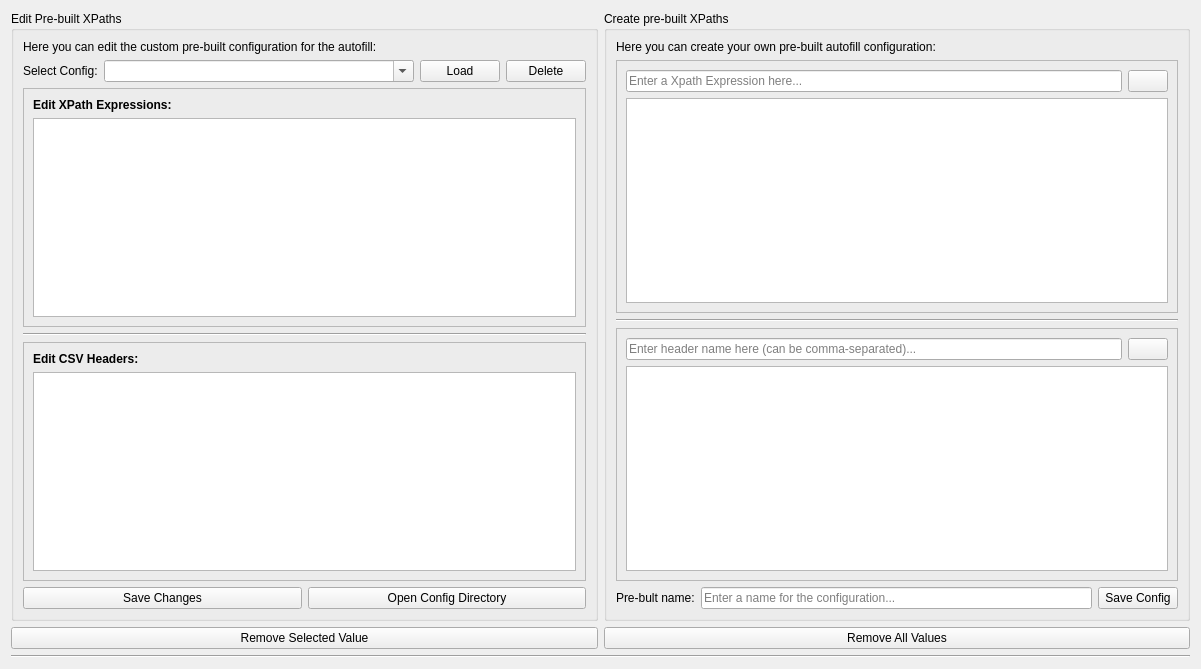
Qt form src/xmluvation/resources/ui/PreBuiltXPathsManager.ui (zaricj/XMLuvation) before a commit.
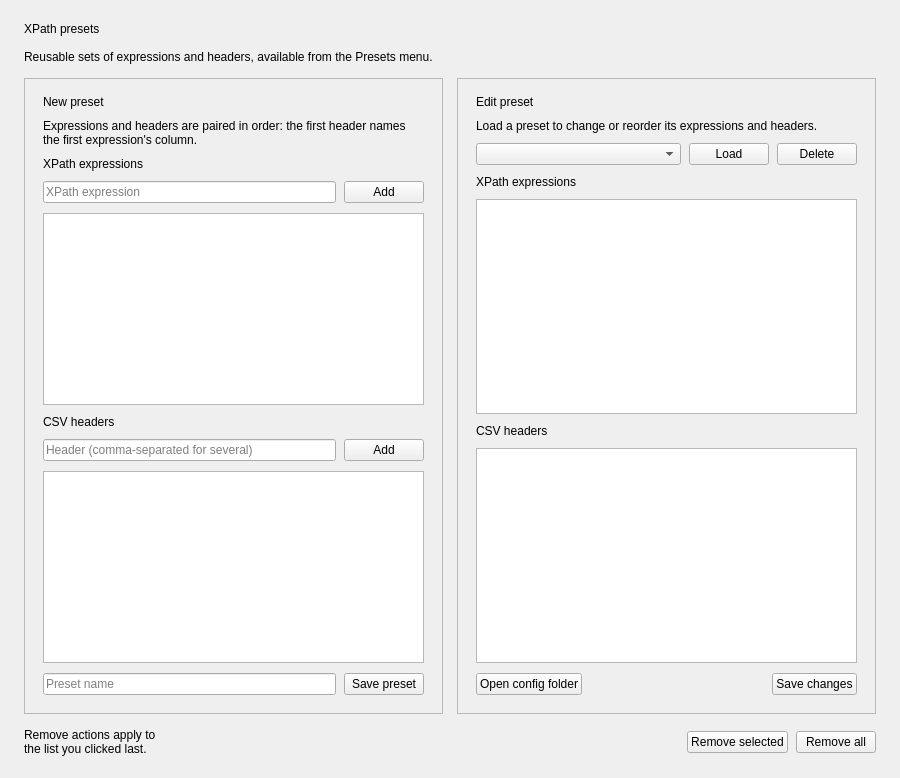
The same form after that commit. Icons and pictures are not drawn.

```diff
--- a/src/xmluvation/resources/ui/PreBuiltXPathsManager.ui
+++ b/src/xmluvation/resources/ui/PreBuiltXPathsManager.ui
@@ -2,17 +2,6 @@
 <ui version="4.0">
  <class>PreBuiltXPathsManagerWidget</class>
  <widget class="QWidget" name="PreBuiltXPathsManagerWidget">
-  <property name="windowModality">
-   <enum>Qt::WindowModality::WindowModal</enum>
-  </property>
-  <property name="geometry">
-   <rect>
-    <x>0</x>
-    <y>0</y>
-    <width>1201</width>
-    <height>669</height>
-   </rect>
-  </property>
   <property name="windowTitle">
    <string>PreBuilt XPaths Manager Widget</string>
   </property>
@@ -20,333 +9,539 @@
    <iconset resource="../qrc/xmluvation_resources.qrc">
     <normaloff>:/icons/xml_256px.ico</normaloff>:/icons/xml_256px.ico</iconset>
   </property>
-  <property name="toolTip">
-   <string>Removes the all items in the focused listbox.</string>
+  <property name="minimumSize">
+   <size>
+    <width>900</width>
+    <height>0</height>
+   </size>
   </property>
-  <layout class="QVBoxLayout" name="verticalLayout">
+  <property name="role" stdset="0">
+   <string>page</string>
+  </property>
+  <layout class="QVBoxLayout" name="layout_PreBuiltXPathsManagerWidget">
+   <property name="spacing">
+    <number>14</number>
+   </property>
+   <property name="leftMargin">
+    <number>24</number>
+   </property>
+   <property name="topMargin">
+    <number>22</number>
+   </property>
+   <property name="rightMargin">
+    <number>24</number>
+   </property>
+   <property name="bottomMargin">
+    <number>22</number>
+   </property>
    <item>
-    <layout class="QHBoxLayout" name="MainHorLayout">
+    <widget class="QLabel" name="label_presets_title">
+     <property name="text">
+      <string>XPath presets</string>
+     </property>
+     <property name="role" stdset="0">
+      <string>page-title</string>
+     </property>
+    </widget>
+   </item>
+   <item>
+    <widget class="QLabel" name="label_presets_hint">
+     <property name="text">
+      <string>Reusable sets of expressions and headers, available from the Presets menu.</string>
+     </property>
+     <property name="wordWrap">
+      <bool>true</bool>
+     </property>
+     <property name="role" stdset="0">
+      <string>hint</string>
+     </property>
+    </widget>
+   </item>
+   <item>
+    <layout class="QHBoxLayout" name="layout_presets_cards">
+     <property name="spacing">
+      <number>14</number>
+     </property>
+     <property name="leftMargin">
+      <number>0</number>
+     </property>
+     <property name="topMargin">
+      <number>0</number>
+     </property>
+     <property name="rightMargin">
+      <number>0</number>
+     </property>
+     <property name="bottomMargin">
+      <number>0</number>
+     </property>
      <item>
-      <layout class="QVBoxLayout" name="LeftSide">
-       <item>
-        <widget class="QGroupBox" name="groupBox_pre_built_xpaths_main">
-         <property name="title">
-          <string>Edit Pre-built XPaths</string>
-         </property>
-         <layout class="QVBoxLayout" name="verticalLayout_2">
+      <widget class="QFrame" name="groupBox">
+       <property name="frameShape">
+        <enum>QFrame::Shape::StyledPanel</enum>
+       </property>
+       <property name="role" stdset="0">
+        <string>card</string>
+       </property>
+       <layout class="QVBoxLayout" name="layout_groupBox">
+        <property name="spacing">
+         <number>10</number>
+        </property>
+        <property name="leftMargin">
+         <number>18</number>
+        </property>
+        <property name="topMargin">
+         <number>16</number>
+        </property>
+        <property name="rightMargin">
+         <number>18</number>
+        </property>
+        <property name="bottomMargin">
+         <number>18</number>
+        </property>
+        <item>
+         <widget class="QLabel" name="label_groupBox_title">
+          <property name="text">
+           <string>New preset</string>
+          </property>
+          <property name="role" stdset="0">
+           <string>card-title</string>
+          </property>
+         </widget>
+        </item>
+        <item>
+         <widget class="QLabel" name="label">
+          <property name="text">
+           <string>Expressions and headers are paired in order: the first header names the first expression's column.</string>
+          </property>
+          <property name="wordWrap">
+           <bool>true</bool>
+          </property>
+          <property name="role" stdset="0">
+           <string>hint</string>
+          </property>
+         </widget>
+        </item>
+        <item>
+         <widget class="QLabel" name="label_new_expressions">
+          <property name="text">
+           <string>XPath expressions</string>
+          </property>
+          <property name="role" stdset="0">
+           <string>field-label</string>
+          </property>
+         </widget>
+        </item>
+        <item>
+         <layout class="QHBoxLayout" name="layout_new_expression">
+          <property name="spacing">
+           <number>8</number>
+          </property>
+          <property name="leftMargin">
+           <number>0</number>
+          </property>
+          <property name="topMargin">
+           <number>0</number>
+          </property>
+          <property name="rightMargin">
+           <number>0</number>
+          </property>
+          <property name="bottomMargin">
+           <number>0</number>
+          </property>
           <item>
-           <widget class="QLabel" name="label_9">
-            <property name="text">
-             <string>Here you can edit the custom pre-built configuration for the autofill:</string>
+           <widget class="QLineEdit" name="line_edit_xpath_expression">
+            <property name="placeholderText">
+             <string>XPath expression</string>
             </property>
+            <property name="clearButtonEnabled">
+             <bool>true</bool>
+            </property>
            </widget>
           </item>
           <item>
-           <layout class="QHBoxLayout" name="horizontalLayout">
-            <item>
-             <widget class="QLabel" name="lable_pre_built_xpaths">
-              <property name="text">
-               <string>Select Config:</string>
-              </property>
-             </widget>
-            </item>
-            <item>
-             <widget class="QComboBox" name="combobox_xpath_configs">
-              <property name="sizePolicy">
-               <sizepolicy hsizetype="Expanding" vsizetype="Fixed">
-                <horstretch>0</horstretch>
-                <verstretch>0</verstretch>
-               </sizepolicy>
-              </property>
-              <property name="editable">
-               <bool>true</bool>
-              </property>
-             </widget>
-            </item>
-            <item>
-             <widget class="QPushButton" name="button_load_config">
-              <property name="toolTip">
-               <string>Load the selected configuration and fill the two listboxes.</string>
-              </property>
-              <property name="text">
-               <string>Load</string>
-              </property>
-             </widget>
-            </item>
-            <item>
-             <widget class="QPushButton" name="button_delete_config">
-              <property name="toolTip">
-               <string>Deletes the selected configurtion all it's values.</string>
-              </property>
-              <property name="text">
-               <string>Delete</string>
-              </property>
-             </widget>
-            </item>
-           </layout>
+           <widget class="QPushButton" name="button_add_xpath_to_list">
+            <property name="text">
+             <string>Add</string>
+            </property>
+            <property name="toolTip">
+             <string>Add the expression to the list below.</string>
+            </property>
+           </widget>
           </item>
+         </layout>
+        </item>
+        <item>
+         <widget class="QListWidget" name="list_widget_xpath_expressions">
+          <property name="alternatingRowColors">
+           <bool>true</bool>
+          </property>
+          <property name="minimumSize">
+           <size>
+            <width>0</width>
+            <height>110</height>
+           </size>
+          </property>
+         </widget>
+        </item>
+        <item>
+         <widget class="QLabel" name="label_new_headers">
+          <property name="text">
+           <string>CSV headers</string>
+          </property>
+          <property name="role" stdset="0">
+           <string>field-label</string>
+          </property>
+         </widget>
+        </item>
+        <item>
+         <layout class="QHBoxLayout" name="layout_new_header">
+          <property name="spacing">
+           <number>8</number>
+          </property>
+          <property name="leftMargin">
+           <number>0</number>
+          </property>
+          <property name="topMargin">
+           <number>0</number>
+          </property>
+          <property name="rightMargin">
+           <number>0</number>
+          </property>
+          <property name="bottomMargin">
+           <number>0</number>
+          </property>
           <item>
-           <widget class="QFrame" name="frame_3">
-            <property name="frameShape">
-             <enum>QFrame::Shape::StyledPanel</enum>
+           <widget class="QLineEdit" name="line_edit_csv_header">
+            <property name="placeholderText">
+             <string>Header (comma-separated for several)</string>
             </property>
-            <property name="frameShadow">
-             <enum>QFrame::Shadow::Raised</enum>
+            <property name="clearButtonEnabled">
+             <bool>true</bool>
             </property>
-            <layout class="QVBoxLayout" name="verticalLayout_8">
-             <item>
-              <widget class="QLabel" name="label_7">
-               <property name="font">
-                <font>
-                 <bold>true</bold>
-                </font>
-               </property>
-               <property name="text">
-                <string>Edit XPath Expressions:</string>
-               </property>
-              </widget>
-             </item>
-             <item>
-              <widget class="QListWidget" name="list_widget_edit_xpath_expressions">
-               <property name="focusPolicy">
-                <enum>Qt::FocusPolicy::ClickFocus</enum>
-               </property>
-              </widget>
-             </item>
-            </layout>
            </widget>
           </item>
           <item>
-           <widget class="Line" name="line_3">
-            <property name="orientation">
-             <enum>Qt::Orientation::Horizontal</enum>
+           <widget class="QPushButton" name="button_add_csv_header_to_list">
+            <property name="text">
+             <string>Add</string>
             </property>
            </widget>
           </item>
+         </layout>
+        </item>
+        <item>
+         <widget class="QListWidget" name="list_widget_csv_headers">
+          <property name="alternatingRowColors">
+           <bool>true</bool>
+          </property>
+          <property name="minimumSize">
+           <size>
+            <width>0</width>
+            <height>110</height>
+           </size>
+          </property>
+         </widget>
+        </item>
+        <item>
+         <layout class="QHBoxLayout" name="layout_new_save">
+          <property name="spacing">
+           <number>8</number>
+          </property>
+          <property name="leftMargin">
+           <number>0</number>
+          </property>
+          <property name="topMargin">
+           <number>0</number>
+          </property>
+          <property name="rightMargin">
+           <number>0</number>
+          </property>
+          <property name="bottomMargin">
+           <number>0</number>
+          </property>
           <item>
-           <widget class="QFrame" name="frame_4">
-            <property name="frameShape">
-             <enum>QFrame::Shape::StyledPanel</enum>
+           <widget class="QLineEdit" name="line_edit_config_name">
+            <property name="placeholderText">
+             <string>Preset name</string>
             </property>
-            <property name="frameShadow">
-             <enum>QFrame::Shadow::Raised</enum>
+            <property name="clearButtonEnabled">
+             <bool>true</bool>
             </property>
-            <layout class="QVBoxLayout" name="verticalLayout_4">
-             <item>
-              <widget class="QLabel" name="label_8">
-               <property name="font">
-                <font>
-                 <bold>true</bold>
-                </font>
-               </property>
-               <property name="text">
-                <string>Edit CSV Headers:</string>
-               </property>
-              </widget>
-             </item>
-             <item>
-              <widget class="QListWidget" name="list_widget_edit_csv_headers">
-               <property name="focusPolicy">
-                <enum>Qt::FocusPolicy::ClickFocus</enum>
-               </property>
-              </widget>
-             </item>
-            </layout>
            </widget>
           </item>
           <item>
-           <layout class="QHBoxLayout" name="horizontalLayout_6">
-            <item>
-             <widget class="QPushButton" name="button_save_changes">
-              <property name="sizePolicy">
-               <sizepolicy hsizetype="Expanding" vsizetype="Fixed">
-                <horstretch>0</horstretch>
-                <verstretch>0</verstretch>
-               </sizepolicy>
-              </property>
-              <property name="toolTip">
-               <string>Save changes that you made to the two listboxes.</string>
-              </property>
-              <property name="text">
-               <string>Save Changes</string>
-              </property>
-             </widget>
-            </item>
-            <item>
-             <widget class="QPushButton" name="button_open_config_directory">
-              <property name="sizePolicy">
-               <sizepolicy hsizetype="Expanding" vsizetype="Fixed">
-                <horstretch>0</horstretch>
-                <verstretch>0</verstretch>
-               </sizepolicy>
-              </property>
-              <property name="text">
-               <string>Open Config Directory</string>
-              </property>
-             </widget>
-            </item>
-           </layout>
+           <widget class="QPushButton" name="button_save_config">
+            <property name="text">
+             <string>Save preset</string>
+            </property>
+            <property name="toolTip">
+             <string>Save the expressions and headers above as a new preset.</string>
+            </property>
+            <property name="role" stdset="0">
+             <string>primary</string>
+            </property>
+           </widget>
           </item>
          </layout>
-        </widget>
-       </item>
-      </layout>
+        </item>
+       </layout>
+      </widget>
      </item>
      <item>
-      <layout class="QVBoxLayout" name="RightSide">
-       <item>
-        <widget class="QGroupBox" name="groupBox">
-         <property name="title">
-          <string>Create pre-built XPaths</string>
-         </property>
-         <layout class="QVBoxLayout" name="verticalLayout_7">
+      <widget class="QFrame" name="groupBox_pre_built_xpaths_main">
+       <property name="frameShape">
+        <enum>QFrame::Shape::StyledPanel</enum>
+       </property>
+       <property name="role" stdset="0">
+        <string>card</string>
+       </property>
+       <layout class="QVBoxLayout" name="layout_groupBox_pre_built_xpaths_main">
+        <property name="spacing">
+         <number>10</number>
+        </property>
+        <property name="leftMargin">
+         <number>18</number>
+        </property>
+        <property name="topMargin">
+         <number>16</number>
+        </property>
+        <property name="rightMargin">
+         <number>18</number>
+        </property>
+        <property name="bottomMargin">
+         <number>18</number>
+        </property>
+        <item>
+         <widget class="QLabel" name="label_groupBox_pre_built_xpaths_main_title">
+          <property name="text">
+           <string>Edit preset</string>
+          </property>
+          <property name="role" stdset="0">
+           <string>card-title</string>
+          </property>
+         </widget>
+        </item>
+        <item>
+         <widget class="QLabel" name="label_9">
+          <property name="text">
+           <string>Load a preset to change or reorder its expressions and headers.</string>
+          </property>
+          <property name="wordWrap">
+           <bool>true</bool>
+          </property>
+          <property name="role" stdset="0">
+           <string>hint</string>
+          </property>
+         </widget>
+        </item>
+        <item>
+         <layout class="QHBoxLayout" name="layout_edit_select" stretch="1,0,0">
+          <property name="spacing">
+           <number>8</number>
+          </property>
+          <property name="leftMargin">
+           <number>0</number>
+          </property>
+          <property name="topMargin">
+           <number>0</number>
+          </property>
+          <property name="rightMargin">
+           <number>0</number>
+          </property>
+          <property name="bottomMargin">
+           <number>0</number>
+          </property>
           <item>
-           <widget class="QLabel" name="label">
+           <widget class="QComboBox" name="combobox_xpath_configs">
+            <property name="placeholderText">
+             <string>No presets</string>
+            </property>
+           </widget>
+          </item>
+          <item>
+           <widget class="QPushButton" name="button_load_config">
             <property name="text">
-             <string>Here you can create your own pre-built autofill configuration:</string>
+             <string>Load</string>
             </property>
-            <property name="alignment">
-             <set>Qt::AlignmentFlag::AlignLeading|Qt::AlignmentFlag::AlignLeft|Qt::AlignmentFlag::AlignVCenter</set>
+            <property name="toolTip">
+             <string>Load the selected preset into the lists below.</string>
             </property>
            </widget>
           </item>
           <item>
-           <widget class="QFrame" name="frame">
-            <property name="frameShape">
-             <enum>QFrame::Shape::StyledPanel</enum>
+           <widget class="QPushButton" name="button_delete_config">
+            <property name="text">
+             <string>Delete</string>
             </property>
-            <property name="frameShadow">
-             <enum>QFrame::Shadow::Raised</enum>
+            <property name="toolTip">
+             <string>Delete the selected preset.</string>
             </property>
-            <layout class="QVBoxLayout" name="verticalLayout_3">
-             <item>
-              <layout class="QHBoxLayout" name="horizontalLayout_3">
-               <item>
-                <widget class="QLineEdit" name="line_edit_xpath_expression">
-                 <property name="placeholderText">
-                  <string>Enter a Xpath Expression here...</string>
-                 </property>
-                </widget>
-               </item>
-               <item>
-                <widget class="QPushButton" name="button_add_xpath_to_list">
-                 <property name="toolTip">
-                  <string>Add entered XPath Expression to it's listbox.</string>
-                 </property>
-                 <property name="text">
-                  <string/>
-                 </property>
-                 <property name="icon">
-                  <iconset theme="QIcon::ThemeIcon::ListAdd"/>
-                 </property>
-                </widget>
-               </item>
-              </layout>
-             </item>
-             <item>
-              <widget class="QListWidget" name="list_widget_xpath_expressions">
-               <property name="focusPolicy">
-                <enum>Qt::FocusPolicy::ClickFocus</enum>
-               </property>
-              </widget>
-             </item>
-            </layout>
+            <property name="role" stdset="0">
+             <string>danger</string>
+            </property>
            </widget>
           </item>
+         </layout>
+        </item>
+        <item>
+         <widget class="QLabel" name="label_7">
+          <property name="text">
+           <string>XPath expressions</string>
+          </property>
+          <property name="role" stdset="0">
+           <string>field-label</string>
+          </property>
+         </widget>
+        </item>
+        <item>
+         <widget class="QListWidget" name="list_widget_edit_xpath_expressions">
+          <property name="alternatingRowColors">
+           <bool>true</bool>
+          </property>
+          <property name="minimumSize">
+           <size>
+            <width>0</width>
+            <height>110</height>
+           </size>
+          </property>
+         </widget>
+        </item>
+        <item>
+         <widget class="QLabel" name="label_8">
+          <property name="text">
+           <string>CSV headers</string>
+          </property>
+          <property name="role" stdset="0">
+           <string>field-label</string>
+          </property>
+         </widget>
+        </item>
+        <item>
+         <widget class="QListWidget" name="list_widget_edit_csv_headers">
+          <property name="alternatingRowColors">
+           <bool>true</bool>
+          </property>
+          <property name="minimumSize">
+           <size>
+            <width>0</width>
+            <height>110</height>
+           </size>
+          </property>
+         </widget>
+        </item>
+        <item>
+         <layout class="QHBoxLayout" name="layout_edit_actions">
+          <property name="spacing">
+           <number>8</number>
+          </property>
+          <property name="leftMargin">
+           <number>0</number>
+          </property>
+          <property name="topMargin">
+           <number>0</number>
+          </property>
+          <property name="rightMargin">
+           <number>0</number>
+          </property>
+          <property name="bottomMargin">
+           <number>0</number>
+          </property>
           <item>
-           <widget class="Line" name="line_2">
+           <widget class="QPushButton" name="button_open_config_directory">
+            <property name="text">
+             <string>Open config folder</string>
+            </property>
+            <property name="role" stdset="0">
+             <string>flat</string>
+            </property>
+           </widget>
+          </item>
+          <item>
+           <spacer name="spacer_3">
             <property name="orientation">
              <enum>Qt::Orientation::Horizontal</enum>
             </property>
-           </widget>
+            <property name="sizeHint">
+             <size>
+              <width>40</width>
+              <height>20</height>
+             </size>
+            </property>
+           </spacer>
           </item>
           <item>
-           <widget class="QFrame" name="frame_2">
-            <property name="frameShape">
-             <enum>QFrame::Shape::StyledPanel</enum>
+           <widget class="QPushButton" name="button_save_changes">
+            <property name="text">
+             <string>Save changes</string>
             </property>
-            <property name="frameShadow">
-             <enum>QFrame::Shadow::Raised</enum>
+            <property name="toolTip">
+             <string>Save the edited lists to the loaded preset.</string>
             </property>
-            <layout class="QVBoxLayout" name="verticalLayout_6">
-             <item>
-              <layout class="QHBoxLayout" name="horizontalLayout_4">
-               <item>
-                <widget class="QLineEdit" name="line_edit_csv_header">
-                 <property name="placeholderText">
-                  <string>Enter header name here (can be comma-separated)...</string>
-                 </property>
-                </widget>
-               </item>
-               <item>
-                <widget class="QPushButton" name="button_add_csv_header_to_list">
-                 <property name="toolTip">
-                  <string>Add entered CSV Header to it's listbox.</string>
-                 </property>
-                 <property name="text">
-                  <string/>
-                 </property>
-                 <property name="icon">
-                  <iconset theme="QIcon::ThemeIcon::ListAdd"/>
-                 </property>
-                </widget>
-               </item>
-              </layout>
-             </item>
-             <item>
-              <widget class="QListWidget" name="list_widget_csv_headers">
-               <property name="focusPolicy">
-                <enum>Qt::FocusPolicy::ClickFocus</enum>
-               </property>
-              </widget>
-             </item>
-            </layout>
+            <property name="role" stdset="0">
+             <string>primary</string>
+            </property>
            </widget>
           </item>
-          <item>
-           <layout class="QHBoxLayout" name="horizontalLayout_5">
-            <item>
-             <widget class="QLabel" name="label_4">
-              <property name="text">
-               <string>Pre-bult name:</string>
-              </property>
-             </widget>
-            </item>
-            <item>
-             <widget class="QLineEdit" name="line_edit_config_name">
-              <property name="placeholderText">
-               <string>Enter a name for the configuration...</string>
-              </property>
-             </widget>
-            </item>
-            <item>
-             <widget class="QPushButton" name="button_save_config">
-              <property name="toolTip">
-               <string>Save your configurtion with all items that are in the two listboxes.</string>
-              </property>
-              <property name="text">
-               <string>Save Config</string>
-              </property>
-             </widget>
-            </item>
-           </layout>
-          </item>
          </layout>
-        </widget>
-       </item>
-      </layout>
+        </item>
+       </layout>
+      </widget>
      </item>
     </layout>
    </item>
    <item>
-    <layout class="QHBoxLayout" name="horizontalLayout_2">
+    <layout class="QHBoxLayout" name="layout_presets_footer">
+     <property name="spacing">
+      <number>8</number>
+     </property>
+     <property name="leftMargin">
+      <number>0</number>
+     </property>
+     <property name="topMargin">
+      <number>0</number>
+     </property>
+     <property name="rightMargin">
+      <number>0</number>
+     </property>
+     <property name="bottomMargin">
+      <number>0</number>
+     </property>
+     <item>
+      <widget class="QLabel" name="label_remove_hint">
+       <property name="text">
+        <string>Remove actions apply to the list you clicked last.</string>
+       </property>
+       <property name="wordWrap">
+        <bool>true</bool>
+       </property>
+       <property name="role" stdset="0">
+        <string>hint</string>
+       </property>
+      </widget>
+     </item>
+     <item>
+      <spacer name="spacer_4">
+       <property name="orientation">
+        <enum>Qt::Orientation::Horizontal</enum>
+       </property>
+       <property name="sizeHint">
+        <size>
+         <width>40</width>
+         <height>20</height>
+        </size>
+       </property>
+      </spacer>
+     </item>
      <item>
       <widget class="QPushButton" name="button_remove_selected">
        <property name="toolTip">
         <string>Removes the currently selected item in the focused listbox.</string>
        </property>
        <property name="text">
-        <string>Remove Selected Value</string>
+        <string>Remove selected</string>
+       </property>
+       <property name="toolTip">
+        <string>Remove the selected entry from the list you clicked last.</string>
        </property>
       </widget>
      </item>
@@ -356,19 +551,15 @@
         <string>Removes all items in the focused listbox.</string>
        </property>
        <property name="text">
-        <string>Remove All Values</string>
+        <string>Remove all</string>
+       </property>
+       <property name="toolTip">
+        <string>Remove every entry from the list you clicked last.</string>
        </property>
       </widget>
      </item>
     </layout>
    </item>
-   <item>
-    <widget class="Line" name="line">
-     <property name="orientation">
-      <enum>Qt::Orientation::Horizontal</enum>
-     </property>
-    </widget>
-   </item>
   </layout>
  </widget>
  <resources>
```
Left out of the diff: 15 changed lines with no effect on the pictures.
